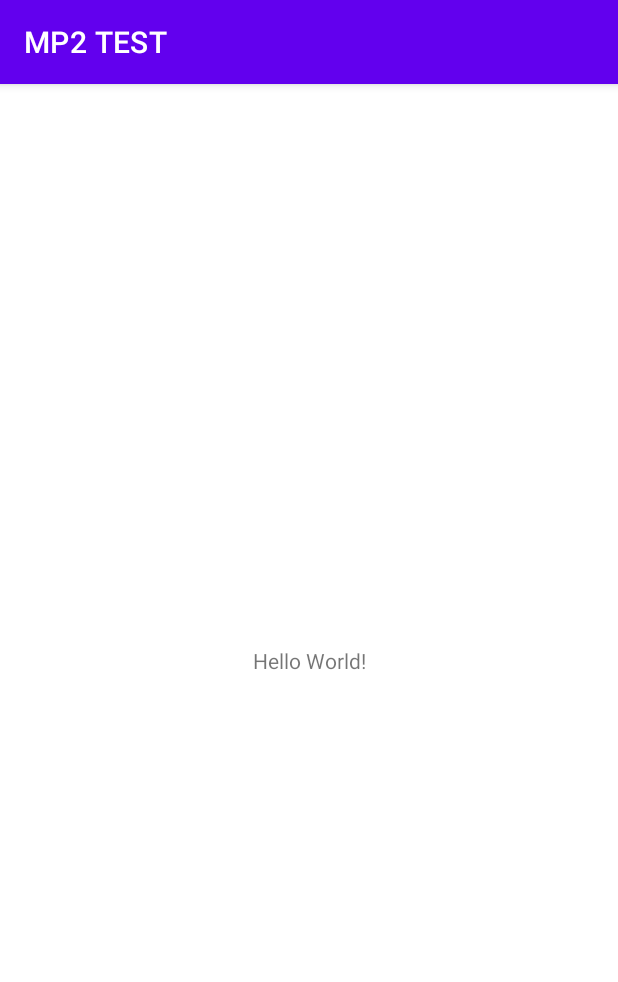
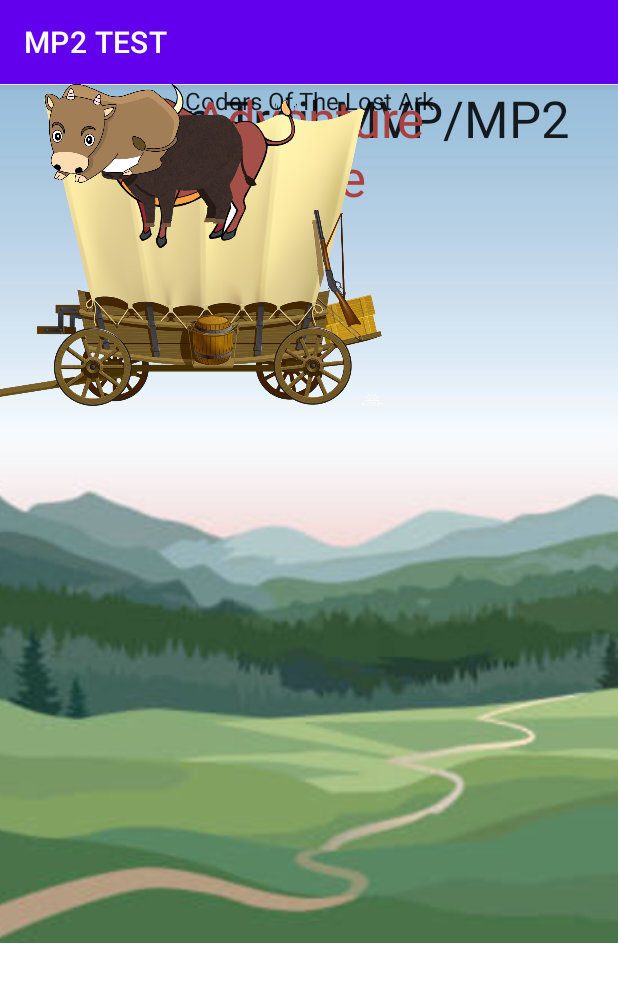
Before and after one commit to 0x9ONU/COLA-MP2, an Android app: the screen it shows after launch (MainActivity), on a phone screen of 412 x 824 dp. Shown: the top 982 px of the screen. Run offline under Robolectric (Android 15) with nearby library versions, the phone set to English and light mode, and no system bars; 1 statement that could not run was skipped.

Commit message:
Added in the Starting GUI

```diff
--- a/app/src/main/res/layout/activity_main.xml
+++ b/app/src/main/res/layout/activity_main.xml
@@ -6,13 +6,101 @@
     android:layout_height="match_parent"
     tools:context=".MainActivity">
 
+    <ImageView
+        android:id="@+id/background"
+        android:layout_width="912dp"
+        android:layout_height="573dp"
+
+        app:layout_constraintEnd_toEndOf="parent"
+        app:layout_constraintStart_toStartOf="parent"
+        app:srcCompat="@drawable/istockphoto_1125945611_612x612"
+        tools:layout_editor_absoluteY="-150dp" />
+
     <TextView
+        android:id="@+id/title2"
         android:layout_width="wrap_content"
         android:layout_height="wrap_content"
-        android:text="Hello World!"
-        app:layout_constraintBottom_toBottomOf="parent"
+        android:text="Oregon Trail MVP/MP2"
+        android:textAppearance="@style/TextAppearance.AppCompat.Large"
+        android:textSize="34sp"
+        app:layout_constraintEnd_toEndOf="parent"
+        app:layout_constraintHorizontal_bias="0.499"
+        app:layout_constraintStart_toStartOf="parent"
+        tools:layout_editor_absoluteY="5dp" />
+
+    <TextView
+        android:id="@+id/subtitle"
+        android:layout_width="wrap_content"
+        android:layout_height="wrap_content"
+        android:text="Coders Of The Lost Ark"
+        android:textAppearance="@style/TextAppearance.AppCompat.Body1"
+        android:textSize="16sp"
         app:layout_constraintEnd_toEndOf="parent"
         app:layout_constraintStart_toStartOf="parent"
-        app:layout_constraintTop_toTopOf="parent" />
+        tools:layout_editor_absoluteY="50dp" />
+
+    <TextView
+        android:id="@+id/textView"
+        android:layout_width="176dp"
+        android:layout_height="94dp"
+        android:text="Adventure Time"
+        android:textAlignment="center"
+        android:textColor="#AA4141"
+        android:textSize="34sp"
+        app:layout_constraintEnd_toEndOf="parent"
+        app:layout_constraintHorizontal_bias="0.499"
+        app:layout_constraintStart_toStartOf="parent"
+        tools:layout_editor_absoluteY="76dp" />
+
+    <Button
+        android:id="@+id/startButton"
+        android:layout_width="226dp"
+        android:layout_height="111dp"
+        android:text="Button"
+        android:visibility="invisible"
+        app:layout_constraintEnd_toEndOf="parent"
+        app:layout_constraintStart_toStartOf="parent"
+        app:rippleColor="#FFFFFF"
+        tools:layout_editor_absoluteY="72dp" />
+
+    <ImageView
+        android:id="@+id/OXEN"
+        android:layout_width="257dp"
+        android:layout_height="154dp"
+        app:srcCompat="@drawable/pngtreebrown_thick_ox_clip_art_6030463"
+        tools:layout_editor_absoluteX="120dp"
+        tools:layout_editor_absoluteY="240dp" />
+
+    <ImageView
+        android:id="@+id/wagon"
+        android:layout_width="257dp"
+        android:layout_height="225dp"
+        app:srcCompat="@drawable/covered_wagon_american_frontier_clip_art_others_8076e205f20d3ec50fef044f5f274740"
+        tools:layout_editor_absoluteX="428dp"
+        tools:layout_editor_absoluteY="170dp" />
+
+    <ImageView
+        android:id="@+id/OXEN2"
+        android:layout_width="249dp"
+        android:layout_height="109dp"
+        app:srcCompat="@drawable/cattle_bull_clip_art_christmas_cliparts_oxen_2458931795fe74796371da23c684a8c8"
+        tools:layout_editor_absoluteX="254dp"
+        tools:layout_editor_absoluteY="258dp" />
+
+    <ImageView
+        android:id="@+id/OXEN3"
+        android:layout_width="221dp"
+        android:layout_height="105dp"
+        app:srcCompat="@drawable/_0k5nkf5ku7849627ncvl6v8fs"
+        tools:layout_editor_absoluteX="269dp"
+        tools:layout_editor_absoluteY="302dp" />
+
+    <ImageView
+        android:id="@+id/OXEN4"
+        android:layout_width="150dp"
+        android:layout_height="66dp"
+        app:srcCompat="@drawable/pngwing_com"
+        tools:layout_editor_absoluteX="184dp"
+        tools:layout_editor_absoluteY="329dp" />
 
 </androidx.constraintlayout.widget.ConstraintLayout>
```
Also changed, not shown: app/src/main/res/drawable/_0k5nkf5ku7849627ncvl6v8fs.png (added), app/src/main/res/drawable/cattle_bull_clip_art_christmas_cliparts_oxen_2458931795fe74796371da23c684a8c8.png (added), app/src/main/res/drawable/covered_wagon_american_frontier_clip_art_others_8076e205f20d3ec50fef044f5f274740.png (added), app/src/main/res/drawable/istockphoto_1125945611_612x612.jpg (added), app/src/main/res/drawable/pngtreebrown_thick_ox_clip_art_6030463.png (added), app/src/main/res/drawable/pngwing_com.png (added).
